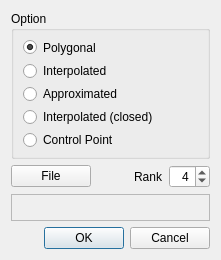
Qt form Src/GUI/Qt/QtNurbsCurveDialog.ui (KodatunoOrg/Kodatuno) before a commit.
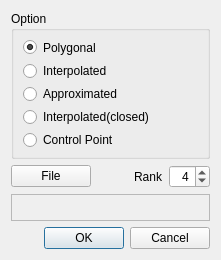
The same form after that commit.

The edit to the form file:
```diff
--- a/Src/GUI/Qt/QtNurbsCurveDialog.ui
+++ b/Src/GUI/Qt/QtNurbsCurveDialog.ui
@@ -77,7 +77,7 @@
       <item>
        <widget class="QRadioButton" name="closedIntRadBtn">
         <property name="text">
-         <string>Interpolated (closed)</string>
+         <string>Interpolated(closed)</string>
         </property>
         <attribute name="buttonGroup">
          <string notr="true">buttonGroup</string>
```
Left out of the diff: 2 changed lines with no effect on the pictures.
